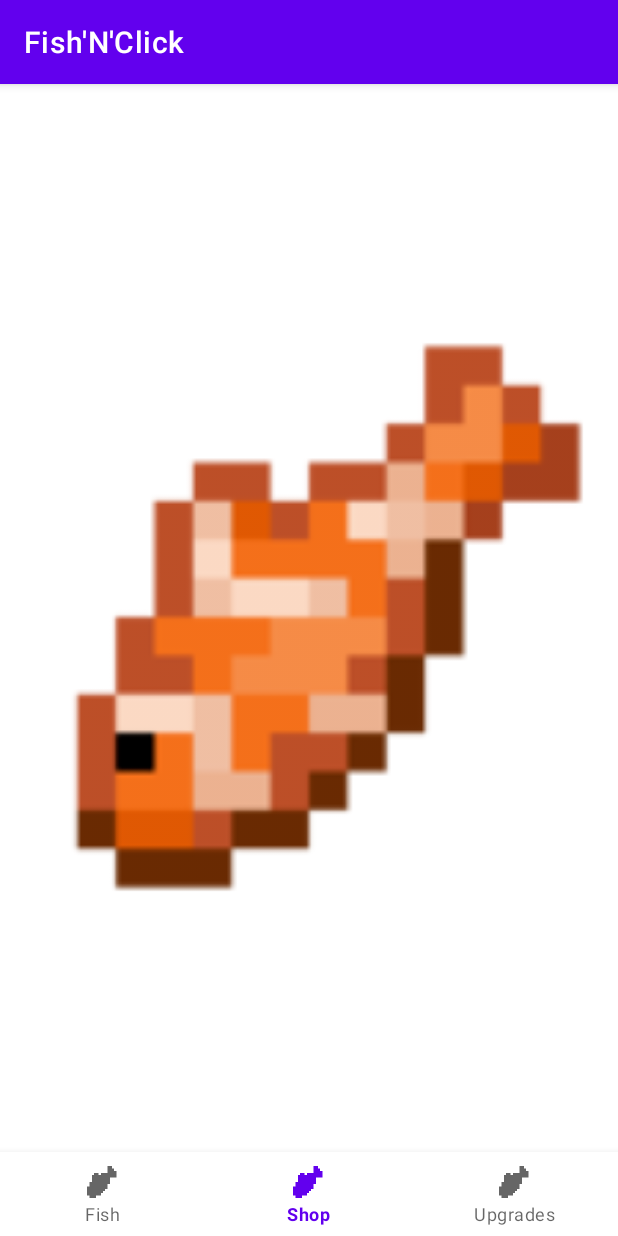
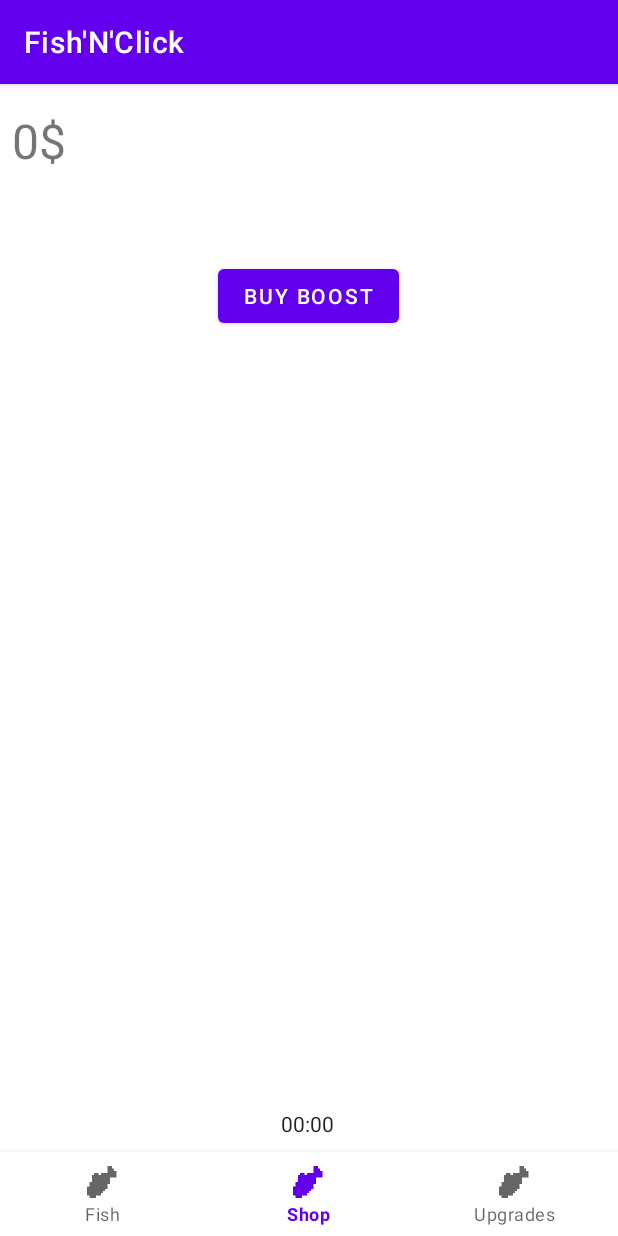
Before and after one commit to Miisterfox/FishAndClick, an Android app: the screen it shows after launch (MainActivity), item 2 of the bottom bar chosen, on a phone screen of 412 x 824 dp. Run offline under Robolectric (Android 15) with nearby library versions, the phone set to English and light mode, and no system bars.

Commit message:
LE CHRONOMETRE

```diff
--- a/app/src/main/java/com/example/fishnclick/FishFragment.java
+++ b/app/src/main/java/com/example/fishnclick/FishFragment.java
@@ -1,6 +1,7 @@
 package com.example.fishnclick;
 
 import android.os.Bundle;
+import android.util.Log;
 import android.view.LayoutInflater;
 import android.view.View;
 import android.view.ViewGroup;
@@ -35,7 +36,7 @@ public class FishFragment extends Fragment implements View.OnClickListener{
         fishIndex = 0;
         FishView = (TextView) view.findViewById(R.id.FishView);;
         FishName = (TextView) view.findViewById(R.id.FishName);
-        moneyText = (TextView) view.findViewById(R.id.money);
+        moneyText = (TextView) view.findViewById(R.id.moneyUpgrades);
         moneyText.setText(money + "$");
         updateFish();
         return view;
@@ -78,7 +79,8 @@ public class FishFragment extends Fragment implements View.OnClickListener{
         SelectedFish.addClick();
         FishView.setText(SelectedFish.getClicks() + " " + SelectedFish.toString() + "s");
         //moneyupdate
-        money += SelectedFish.getValue() * (1 + SelectedFish.getLevel());
+        Log.d("Boost",""+MainActivity.getBoost());
+        money += SelectedFish.getValue() *MainActivity.getBoost() * (1 + SelectedFish.getLevel());
         updateMoney();
     }
 
--- a/app/src/main/java/com/example/fishnclick/MainActivity.java
+++ b/app/src/main/java/com/example/fishnclick/MainActivity.java
@@ -1,7 +1,9 @@
 package com.example.fishnclick;
 
 import android.os.Bundle;
+import android.util.Log;
 import android.view.MenuItem;
+import android.widget.Chronometer;
 
 import androidx.annotation.NonNull;
 import androidx.appcompat.app.AppCompatActivity;
@@ -15,15 +17,29 @@ import java.util.ArrayList;
 public class MainActivity extends AppCompatActivity{
     private static ArrayList<Fish> fish;
     private static int money;
+    private static Chronometer CurrentBoost;
+    private static int boost;
     @Override
     protected void onCreate(Bundle savedInstanceState) {
         super.onCreate(savedInstanceState);
+        boost=1;
         money=0;
         setContentView(R.layout.activity_main);
         fish = new ArrayList<>();
         fish.add(new Fish("Bar", 1, R.drawable.fish1));
         fish.add(new Fish("Carpe", 2, R.drawable.fish2));
-
+        CurrentBoost = (Chronometer) findViewById(R.id.CurrentBoost);
+        CurrentBoost.setOnChronometerTickListener(new Chronometer.OnChronometerTickListener() {
+            @Override
+            public void onChronometerTick(Chronometer chronometer) {
+                if(chronometer.getText().toString().equalsIgnoreCase("00:00")) {
+                    chronometer.stop();
+                    chronometer.setText("lol c fini");
+                    setBoost(1);
+                    ShopFragment.disableBoosts();
+                }
+            }
+        });
         BottomNavigationView bottomNavigationView = findViewById(R.id.bottom_navigation);
         bottomNavigationView.setSelectedItemId(R.id.fish);
         bottomNavigationView.setOnNavigationItemSelectedListener(new BottomNavigationView.OnNavigationItemSelectedListener() {
@@ -60,10 +76,22 @@ public class MainActivity extends AppCompatActivity{
         return null;
     }
 
+    public static void setBoost(long durée, int boost) {
+        CurrentBoost.setText("lol ca boost");
+        CurrentBoost.setBase(durée);
+        setBoost(boost);
+        Log.d("Boost",""+MainActivity.getBoost());
+        CurrentBoost.start();
+    }
     public static int getMoney() {
         return money;
     }
-
+    public  static void setBoost(int b) {
+        boost=b;
+    }
+    public static int getBoost() {
+        return boost;
+    }
     public static void setMoney(int m) {
         money=m;
     }
--- a/app/src/main/java/com/example/fishnclick/ShopFragment.java
+++ b/app/src/main/java/com/example/fishnclick/ShopFragment.java
@@ -1,18 +1,61 @@
 package com.example.fishnclick;
 
 import android.os.Bundle;
+import android.os.SystemClock;
+import android.view.LayoutInflater;
+import android.view.View;
+import android.view.ViewGroup;
+import android.widget.Button;
+import android.widget.TextView;
 
 import androidx.fragment.app.Fragment;
 
-import android.view.LayoutInflater;
-import android.view.View;
-import android.view.ViewGroup;
-
-public class ShopFragment extends Fragment {
+public class ShopFragment extends Fragment implements View.OnClickListener {
+    private static Button BoostButton1;
+    View view;
+    TextView moneyTextView;
     public ShopFragment() {
         // Required empty public constructor
     }
     public View onCreateView(LayoutInflater inflater, ViewGroup container, Bundle savedInstanceState) {
-        return inflater.inflate(R.layout.fragment_shop, container, false);
+        view = inflater.inflate(R.layout.fragment_shop, container, false);
+        BoostButton1 = (Button) view.findViewById(R.id.Boost1);
+        BoostButton1.setOnClickListener(this);
+        moneyTextView = (TextView) view.findViewById(R.id.moneyShop);
+        updateMoney();
+        disableBoosts();
+        return view;
+
+
+    }
+    public static void disableBoosts() {
+        if(MainActivity.getBoost()!=1) {
+            BoostButton1.setEnabled(false);
+        }
+        else {
+            BoostButton1.setEnabled(true);
+        }
+    }
+    public void onClick(View v) {
+        switch(v.getId()) {
+            case R.id.Boost1:
+                buyBoost1();
+                break;
+        }
+    }
+
+    public void updateMoney() {
+        int money=MainActivity.getMoney();
+        moneyTextView.setText(money+"$");
+    }
+
+    private void buyBoost1() {
+        int boostPrice=1;
+        if(MainActivity.getMoney()>=boostPrice) {
+            MainActivity.setMoney(MainActivity.getMoney()-boostPrice);
+            updateMoney();
+            MainActivity.setBoost(SystemClock.elapsedRealtime() + 10000,2);
+            disableBoosts();
+        }
     }
 }
--- a/app/src/main/java/com/example/fishnclick/UpgradesFragment.java
+++ b/app/src/main/java/com/example/fishnclick/UpgradesFragment.java
@@ -33,7 +33,7 @@ public class UpgradesFragment extends Fragment implements View.OnClickListener{
         carpe = MainActivity.getFish("Carpe");
         Button1 = (Button) view.findViewById(R.id.barB);
         Button2 = (Button) view.findViewById(R.id.carpeB);
-        moneyTextView = (TextView) view.findViewById(R.id.money);
+        moneyTextView = (TextView) view.findViewById(R.id.moneyUpgrades);
         Button1.setOnClickListener(this);
         Button2.setOnClickListener(this);
         BarLevel = (TextView) view.findViewById(R.id.barlevel);
--- a/app/src/main/res/layout/activity_main.xml
+++ b/app/src/main/res/layout/activity_main.xml
@@ -15,6 +15,7 @@
         android:visibility="visible"
         app:layout_constraintBottom_toTopOf="@+id/bottom_navigation"
         app:layout_constraintEnd_toEndOf="parent"
+        app:layout_constraintHorizontal_bias="0.0"
         app:layout_constraintStart_toStartOf="parent"
         app:layout_constraintTop_toTopOf="parent" />
 
@@ -28,4 +29,15 @@
         app:layout_constraintTop_toBottomOf="@+id/mainFragment"
         app:menu="@menu/bottom_navigation_menu" />
 
+    <Chronometer
+        android:id="@+id/CurrentBoost"
+        android:countDown="true"
+        android:layout_width="wrap_content"
+        android:layout_height="wrap_content"
+        android:layout_marginBottom="8dp"
+        app:layout_constraintBottom_toBottomOf="@+id/mainFragment"
+        app:layout_constraintEnd_toEndOf="parent"
+        app:layout_constraintHorizontal_bias="0.498"
+        app:layout_constraintStart_toStartOf="parent" />
+
 </androidx.constraintlayout.widget.ConstraintLayout>
--- a/app/src/main/res/layout/fragment_fish.xml
+++ b/app/src/main/res/layout/fragment_fish.xml
@@ -83,7 +83,7 @@
         app:layout_constraintVertical_bias="0.278" />
 
     <TextView
-        android:id="@+id/money"
+        android:id="@+id/moneyUpgrades"
         android:layout_width="96dp"
         android:layout_height="43dp"
         android:textSize="32sp"
--- a/app/src/main/res/layout/fragment_shop.xml
+++ b/app/src/main/res/layout/fragment_shop.xml
@@ -1,17 +1,31 @@
 <?xml version="1.0" encoding="utf-8"?>
-<FrameLayout xmlns:android="http://schemas.android.com/apk/res/android"
+<RelativeLayout xmlns:android="http://schemas.android.com/apk/res/android"
     xmlns:app="http://schemas.android.com/apk/res-auto"
     xmlns:tools="http://schemas.android.com/tools"
     android:layout_width="match_parent"
     android:layout_height="match_parent"
+
     tools:context=".ShopFragment">
 
-    <!-- TODO: Update blank fragment layout -->
+    <TextView
+        android:id="@+id/moneyShop"
+        android:layout_width="96dp"
+        android:layout_height="43dp"
+        android:layout_marginStart="8dp"
+        android:layout_marginTop="16dp"
+        android:text="TextView"
+        android:textSize="32sp" />
 
-    <ImageView
-        android:id="@+id/imageView"
-        android:layout_width="match_parent"
-        android:layout_height="match_parent"
-        android:src="@drawable/fish2" />
-
-</FrameLayout>
+    <Button
+        android:id="@+id/Boost1"
+        android:layout_width="119dp"
+        android:layout_height="wrap_content"
+        android:layout_alignParentStart="true"
+        android:layout_alignParentTop="true"
+        android:layout_alignParentEnd="true"
+        android:layout_centerHorizontal="true"
+        android:layout_marginStart="145dp"
+        android:layout_marginTop="117dp"
+        android:layout_marginEnd="146dp"
+        android:text="BUY BOOST" />
+</RelativeLayout>
--- a/app/src/main/res/layout/fragment_upgrades.xml
+++ b/app/src/main/res/layout/fragment_upgrades.xml
@@ -21,7 +21,7 @@
             android:layout_marginTop="74dp"
             android:src="@drawable/fish1" />
         <TextView
-            android:id="@+id/money"
+            android:id="@+id/moneyUpgrades"
             android:layout_width="96dp"
             android:layout_height="43dp"
             android:textSize="32sp"
```
